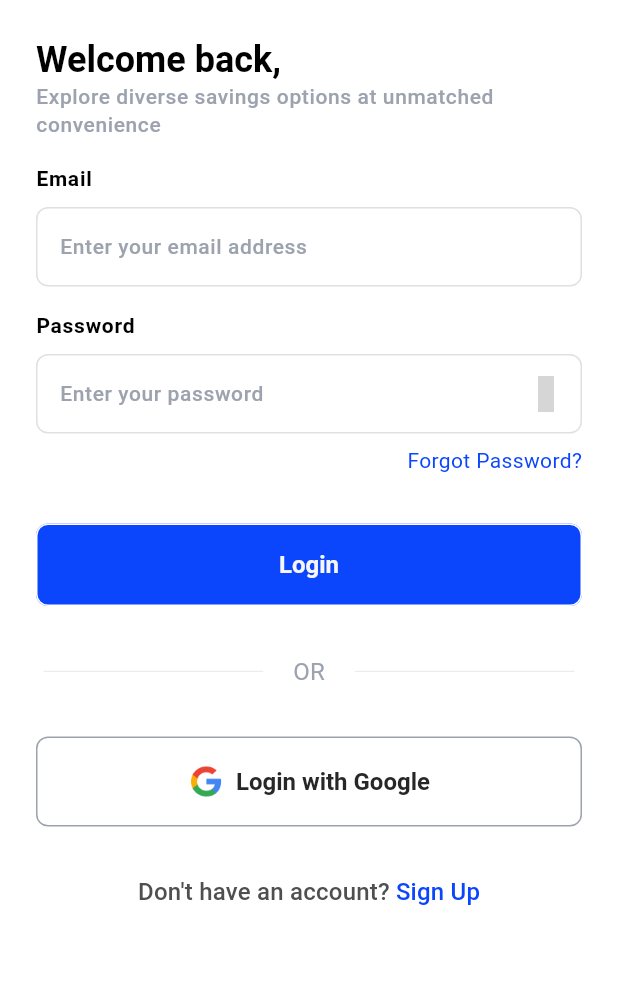
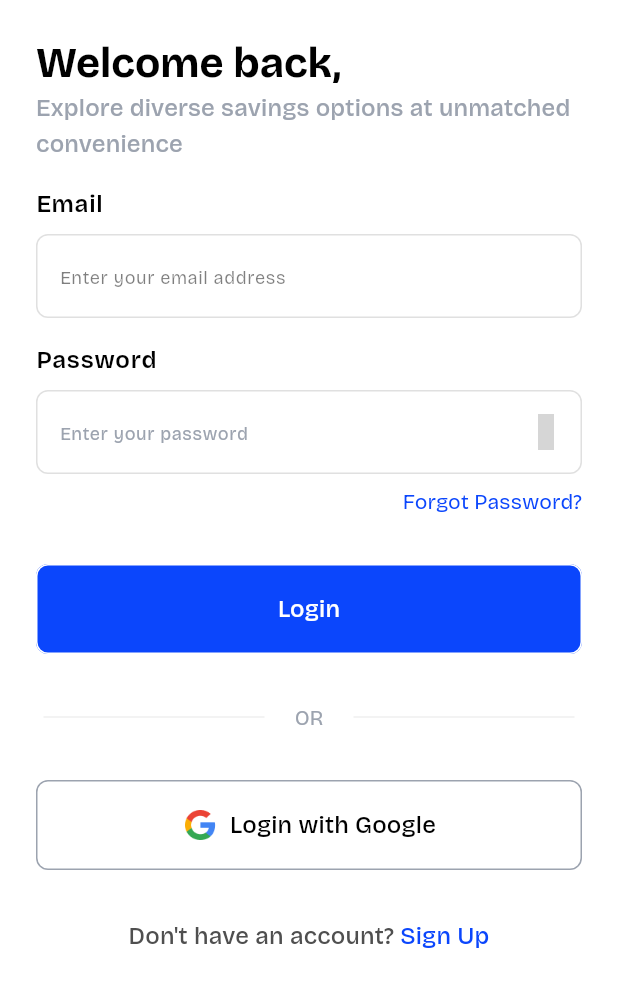
Before and after one commit to Agakesi/agakesi-FE, a Flutter app: the screen it shows after launch, on a phone screen of 412 x 824 dp. Shown: the top 987 px of the screen. Run offline on Flutter 3.47's test engine with Material 3 defaults, Android fonts, the light colour scheme and no system bars; our stand-ins replace iconsax; Roboto replaces fonts that are missing (Poppins); grey boxes are pictures that could not be loaded.

Commit message:
update code

```diff
--- a/lib/screens/auth/forgot_pswd.dart
+++ b/lib/screens/auth/forgot_pswd.dart
@@ -27,6 +27,7 @@ class ForgotPasswordScreen extends StatelessWidget {
                       subText: AppTexts.sendToYourEmail,
                       icon: Icons.email_outlined,
                       destRoute: AppTexts.resetPswdWithEmailRoute,
+                      autofocus: true,
                     ),
                     const SizedBox(height: AppSizes.spaceBtwItems),
                     const PasswordRecoveryOption(
@@ -34,6 +35,7 @@ class ForgotPasswordScreen extends StatelessWidget {
                       subText: AppTexts.sendToYourPhoneNumber,
                       icon: Icons.call_outlined,
                       destRoute: AppTexts.resetPswdWithPhoneRoute,
+                      autofocus: false,
                     ),
                   ],
                 )
@@ -46,25 +48,44 @@ class ForgotPasswordScreen extends StatelessWidget {
   }
 }
 
-class PasswordRecoveryOption extends StatelessWidget {
+class PasswordRecoveryOption extends StatefulWidget {
   const PasswordRecoveryOption({
     super.key,
     required this.recoveryMthdText,
     required this.subText,
     required this.icon,
     required this.destRoute,
+    required this.autofocus,
   });
 
   final String recoveryMthdText;
   final String subText;
   final String destRoute;
   final IconData icon;
+  final bool autofocus;
 
+  @override
+  State<PasswordRecoveryOption> createState() => _PasswordRecoveryOptionState();
+}
+
+class _PasswordRecoveryOptionState extends State<PasswordRecoveryOption> {
+  bool isFocus = false;
   @override
   Widget build(BuildContext context) {
     return OutlinedButton(
+      autofocus: widget.autofocus,
       onPressed: () {
-        Navigator.of(context).pushNamed(destRoute);
+        Navigator.of(context).pushNamed(widget.destRoute);
+      },
+      style: OutlinedButton.styleFrom(
+        side: BorderSide(
+            color: isFocus ? AppColors.primary : const Color(0xFFF3F4F6)),
+        backgroundColor: const Color(0xFFFAFAFA),
+      ),
+      onFocusChange: (value) {
+        setState(() {
+          isFocus = value;
+        });
       },
       child: Row(
         children: <Widget>[
@@ -72,27 +93,27 @@ class PasswordRecoveryOption extends StatelessWidget {
             width: AppSizes.iconBox,
             height: AppSizes.iconBox,
             decoration: BoxDecoration(
+              color: const Color(0xFFFAFAFA),
               shape: BoxShape.circle,
               border: Border.all(
-                color: AppColors.darkGrey,
+                color: isFocus ? AppColors.primary : AppColors.darkGrey,
                 width: AppSizes.dividerHeight,
               ),
             ),
-            child: Icon(icon, size: AppSizes.iconMd),
+            child: Icon(
+              widget.icon,
+              size: AppSizes.iconMd,
+              color: isFocus ? AppColors.primary : AppColors.darkGrey,
+            ),
           ),
           const SizedBox(width: AppSizes.defaultSpace),
           Column(
             crossAxisAlignment: CrossAxisAlignment.start,
             children: <Widget>[
+              Text(widget.recoveryMthdText,
+                  style: Theme.of(context).textTheme.titleLarge),
               Text(
-                recoveryMthdText,
-                style: Theme.of(context)
-                    .textTheme
-                    .headlineMedium
-                    ?.copyWith(fontWeight: FontWeight.w400),
-              ),
-              Text(
-                subText,
+                widget.subText,
                 style: Theme.of(context)
                     .textTheme
                     .bodySmall
--- a/lib/screens/auth/sign_in.dart
+++ b/lib/screens/auth/sign_in.dart
@@ -26,18 +26,13 @@ class SignInScreen extends StatelessWidget {
                 Column(
                   crossAxisAlignment: CrossAxisAlignment.start,
                   children: [
-                    Text(
-                      AppTexts.welcomeBack,
-                      style: Theme.of(context)
-                          .textTheme
-                          .headlineMedium
-                          ?.copyWith(fontWeight: FontWeight.w700),
-                    ),
+                    Text(AppTexts.welcomeBack,
+                        style: Theme.of(context).textTheme.headlineMedium),
                     Text(
                       AppTexts.welcomeBackExplore,
                       style: Theme.of(context)
                           .textTheme
-                          .bodySmall
+                          .titleMedium
                           ?.copyWith(color: AppColors.darkGrey),
                     )
                   ],
@@ -112,22 +107,13 @@ class _SignInFormViewState extends State<SignInFormView> {
           /// EMAIL
           Padding(
             padding: const EdgeInsets.only(bottom: AppSizes.sm),
-            child: Text(
-              AppTexts.email,
-              style: Theme.of(context)
-                  .textTheme
-                  .bodyLarge
-                  ?.copyWith(fontWeight: FontWeight.w600),
-            ),
+            child: Text(AppTexts.email,
+                style: Theme.of(context).textTheme.bodyLarge),
           ),
           TextFormField(
             decoration: InputDecoration(
-              hintText: AppTexts.enterYourEmailAddress,
-              hintStyle: Theme.of(context)
-                  .textTheme
-                  .bodySmall
-                  ?.copyWith(color: AppColors.darkGrey),
-            ),
+                hintText: AppTexts.enterYourEmailAddress,
+                hintStyle: Theme.of(context).textTheme.bodySmall),
           ),
           const SizedBox(height: AppSizes.spaceBtwItems),
 
@@ -172,11 +158,14 @@ class _SignInFormViewState extends State<SignInFormView> {
                 await Navigator.of(context)
                     .pushNamed(AppTexts.forgotPswdScreenRoute);
               },
-              child: const Align(
+              child: Align(
                 alignment: Alignment.topRight,
                 child: Text(
                   AppTexts.forgotPassword,
-                  style: TextStyle(color: AppColors.primary),
+                  style: Theme.of(context)
+                      .textTheme
+                      .labelLarge
+                      ?.copyWith(color: AppColors.primary),
                 ),
               ),
             ),
@@ -188,7 +177,11 @@ class _SignInFormViewState extends State<SignInFormView> {
             width: double.infinity,
             child: ElevatedButton(
               onPressed: () {},
-              child: const Text(AppTexts.login),
+              child: Text(AppTexts.login,
+                  style: Theme.of(context)
+                      .textTheme
+                      .titleMedium
+                      ?.copyWith(color: AppColors.white)),
             ),
           ),
         ],
--- a/lib/utils/components/auth_with_google.dart
+++ b/lib/utils/components/auth_with_google.dart
@@ -40,7 +40,10 @@ class AuthWithGoogle extends StatelessWidget {
               ),
             ),
             const SizedBox(width: AppSizes.sm),
-            Text(text),
+            Text(
+              text,
+              style: Theme.of(context).textTheme.titleMedium,
+            ),
           ],
         ),
       ),
--- a/lib/utils/theme/custom_themes/text_theme.dart
+++ b/lib/utils/theme/custom_themes/text_theme.dart
@@ -7,36 +7,87 @@ class AppTextTheme {
   static TextTheme lightTextTheme = TextTheme(
     /// HEADLINE TEXT THEME
     headlineLarge: const TextStyle().copyWith(
-        fontSize: 32.0, fontWeight: FontWeight.bold, color: Colors.black),
+        fontFamily: 'BricolageGrotesque',
+        fontVariations: [
+          const FontVariation('wght', 700),
+          const FontVariation('opsz', 32.0)
+        ],
+        color: Colors.black),
     headlineMedium: const TextStyle().copyWith(
-        fontSize: 24.0, fontWeight: FontWeight.w600, color: Colors.black),
+        fontFamily: 'BricolageGrotesque',
+        fontVariations: [
+          const FontVariation('wght', 700),
+          const FontVariation('opsz', 24.0)
+        ],
+        color: Colors.black),
     headlineSmall: const TextStyle().copyWith(
-        fontSize: 18.0, fontWeight: FontWeight.w600, color: Colors.black),
+        fontFamily: 'BricolageGrotesque',
+        fontVariations: [
+          const FontVariation('wght', 600),
+          const FontVariation('opsz', 18.0)
+        ],
+        color: Colors.black),
 
     /// TITLE TEXT THEME
     titleLarge: const TextStyle().copyWith(
-        fontSize: 16.0, fontWeight: FontWeight.w600, color: Colors.black),
+        fontFamily: 'BricolageGrotesque',
+        fontVariations: [
+          const FontVariation('wght', 600),
+          const FontVariation('opsz', 16.0)
+        ],
+        color: Colors.black),
     titleMedium: const TextStyle().copyWith(
-        fontSize: 16.0, fontWeight: FontWeight.w500, color: Colors.black),
+        fontFamily: 'BricolageGrotesque',
+        fontVariations: [
+          const FontVariation('wght', 500),
+          const FontVariation('opsz', 16.0)
+        ],
+        color: Colors.black),
     titleSmall: const TextStyle().copyWith(
-        fontSize: 16.0, fontWeight: FontWeight.w400, color: Colors.black),
+        fontFamily: 'BricolageGrotesque',
+        fontVariations: [
+          const FontVariation('wght', 400),
+          const FontVariation('opsz', 16.0)
+        ],
+        color: Colors.black),
 
     /// BODY TEXT THEME
     bodyLarge: const TextStyle().copyWith(
-        fontSize: 14.0, fontWeight: FontWeight.w500, color: Colors.black),
+        fontFamily: 'BricolageGrotesque',
+        fontVariations: [
+          const FontVariation('wght', 600),
+          const FontVariation('opsz', 14.0)
+        ],
+        color: Colors.black),
     bodyMedium: const TextStyle().copyWith(
-        fontSize: 14.0, fontWeight: FontWeight.normal, color: Colors.black),
+        fontFamily: 'BricolageGrotesque',
+        fontVariations: [
+          const FontVariation('wght', 500),
+          const FontVariation('opsz', 14.0)
+        ],
+        color: Colors.black),
     bodySmall: const TextStyle().copyWith(
-        fontSize: 14.0,
-        fontWeight: FontWeight.w500,
+        fontFamily: 'BricolageGrotesque',
+        fontVariations: [
+          const FontVariation('wght', 400),
+          const FontVariation('opsz', 14.0)
+        ],
         color: Colors.black.withOpacity(0.5)),
 
     /// LARGE TEXT THEME
     labelLarge: const TextStyle().copyWith(
-        fontSize: 12.0, fontWeight: FontWeight.normal, color: Colors.black),
+        fontFamily: 'BricolageGrotesque',
+        fontVariations: [
+          const FontVariation('wght', 400),
+          const FontVariation('opsz', 12.0)
+        ],
+        color: Colors.black),
     labelMedium: const TextStyle().copyWith(
-        fontSize: 12.0,
-        fontWeight: FontWeight.normal,
+        fontFamily: 'BricolageGrotesque',
+        fontVariations: [
+          const FontVariation('wght', 400),
+          const FontVariation('opsz', 12.0)
+        ],
         color: Colors.black.withOpacity(0.5)),
   );
 
```
Also changed, not shown: pubspec.yaml (+4 -4 lines), assets/fonts/BricolageGrotesque-VariableFont_opsz,wdth,wght.ttf (added).
